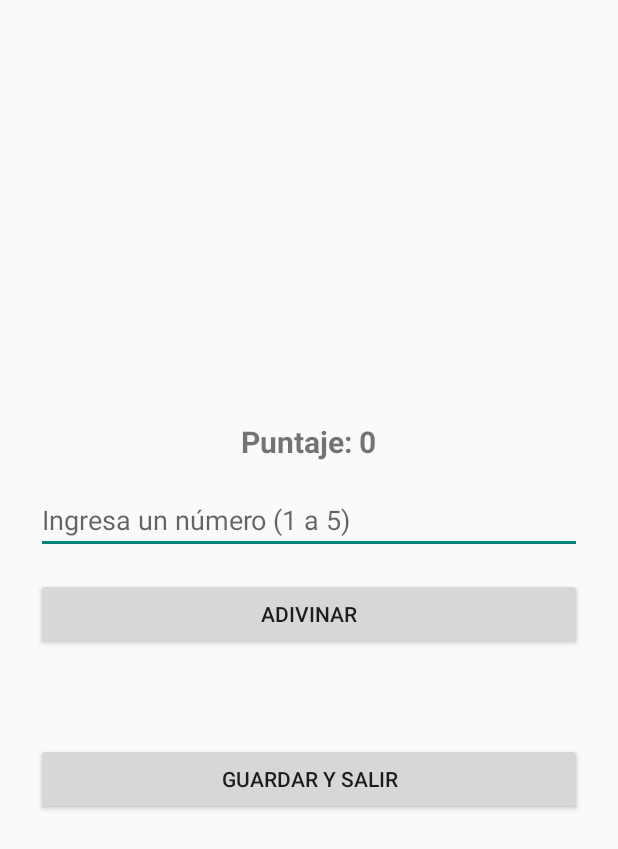
After one commit to Mauricitoxx/APLIMOVIL-TP2, an Android app built with Jetpack Compose: the GameActivity screen opened directly, with no data from a screen before it, on a phone screen of 412 x 824 dp. The commit adds this screen. Shown: the top 849 px of the screen. Run offline under Robolectric (Android 15) with nearby library versions, the light colour scheme and no system bars.

Commit message:
funcional pero feo

```diff
--- a/Actividad1/app/src/main/AndroidManifest.xml
+++ b/Actividad1/app/src/main/AndroidManifest.xml
@@ -31,6 +31,11 @@
             android:exported="true"
             android:label="Ranking"
             android:theme="@style/Theme.Aplicacion_Actividad1"/>
+        <activity android:name=".GameActivity"
+            android:exported="true"
+            android:label="Juego"
+            android:theme="@style/Theme.Aplicacion_Actividad1" />
+
     </application>
 
 </manifest>
--- /dev/null
+++ b/Actividad1/app/src/main/java/com/example/aplicacion_actividad1/GameActivity.kt
@@ -0,0 +1,91 @@
+package com.example.aplicacion_actividad1
+
+import android.content.ContentValues
+import android.os.Bundle
+import android.widget.*
+import androidx.appcompat.app.AppCompatActivity
+import kotlin.random.Random
+
+class GameActivity : AppCompatActivity() {
+
+    private lateinit var dbHelper: BaseDatos
+    private var userId: Int = -1
+    private var currentScore = 0
+    private var bestScore = 0
+    private var failedAttempts = 0
+    private lateinit var inputNumber: EditText
+    private lateinit var guessButton: Button
+    private lateinit var saveButton: Button
+    private lateinit var scoreText: TextView
+    private lateinit var feedbackText: TextView
+
+    override fun onCreate(savedInstanceState: Bundle?) {
+        super.onCreate(savedInstanceState)
+        setContentView(R.layout.juego_layout)
+
+        dbHelper = BaseDatos(this)
+        userId = intent.getIntExtra("userId", -1)
+
+        inputNumber = findViewById(R.id.input_number)
+        guessButton = findViewById(R.id.button_guess)
+        saveButton = findViewById(R.id.button_save)
+        scoreText = findViewById(R.id.text_score)
+        feedbackText = findViewById(R.id.text_feedback)
+
+        bestScore = getBestScoreFromDB()
+
+        guessButton.setOnClickListener {
+            val userInput = inputNumber.text.toString().toIntOrNull()
+
+            if (userInput == null || userInput !in 1..5) {
+                Toast.makeText(this, "Ingresa un número entre 1 y 5", Toast.LENGTH_SHORT).show()
+                return@setOnClickListener
+            }
+
+            val randomNumber = Random.nextInt(1, 6)
+            if (userInput == randomNumber) {
+                currentScore += 10
+                failedAttempts = 0
+                feedbackText.text = "¡Correcto! Número: $randomNumber"
+            } else {
+                failedAttempts++
+                feedbackText.text = "Incorrecto. Número: $randomNumber"
+            }
+
+            scoreText.text = "Puntaje: $currentScore"
+
+            if (failedAttempts >= 5) {
+                currentScore = 0
+                Toast.makeText(this, "¡Perdiste! 5 fallos seguidos.", Toast.LENGTH_LONG).show()
+                finish()
+            }
+        }
+
+        saveButton.setOnClickListener {
+            saveScoreToDB()
+            Toast.makeText(this, "Puntaje guardado", Toast.LENGTH_SHORT).show()
+            finish()
+        }
+    }
+
+    private fun getBestScoreFromDB(): Int {
+        val db = dbHelper.readableDatabase
+        val cursor = db.rawQuery("SELECT puntaje FROM jugadores WHERE id = ?", arrayOf(userId.toString()))
+        var score = 0
+        if (cursor.moveToFirst()) {
+            score = cursor.getInt(0)
+        }
+        cursor.close()
+        return score
+    }
+
+    private fun saveScoreToDB() {
+        if (currentScore > bestScore) {
+            val db = dbHelper.writableDatabase
+            val values = ContentValues().apply {
+                put("puntaje", currentScore)
+            }
+            db.update("jugadores", values, "id = ?", arrayOf(userId.toString()))
+        }
+    }
+}
--- /dev/null
+++ b/Actividad1/app/src/main/res/layout/juego_layout.xml
@@ -0,0 +1,49 @@
+<?xml version="1.0" encoding="utf-8"?>
+<LinearLayout
+    xmlns:android="http://schemas.android.com/apk/res/android"
+    android:layout_width="match_parent"
+    android:layout_height="match_parent"
+    android:orientation="vertical"
+    android:padding="24dp"
+    android:gravity="center">
+
+    <TextView
+        android:id="@+id/text_score"
+        android:layout_width="wrap_content"
+        android:layout_height="wrap_content"
+        android:text="Puntaje: 0"
+        android:textSize="20sp"
+        android:textStyle="bold"
+        android:layout_marginBottom="16dp"/>
+
+    <EditText
+        android:id="@+id/input_number"
+        android:layout_width="match_parent"
+        android:layout_height="wrap_content"
+        android:hint="Ingresa un número (1 a 5)"
+        android:inputType="number"
+        android:maxLines="1"
+        android:layout_marginBottom="16dp"/>
+
+    <Button
+        android:id="@+id/button_guess"
+        android:layout_width="match_parent"
+        android:layout_height="wrap_content"
+        android:text="Adivinar"
+        android:layout_marginBottom="16dp"/>
+
+    <TextView
+        android:id="@+id/text_feedback"
+        android:layout_width="wrap_content"
+        android:layout_height="wrap_content"
+        android:text=""
+        android:textSize="16sp"
+        android:layout_marginBottom="24dp"/>
+
+    <Button
+        android:id="@+id/button_save"
+        android:layout_width="match_parent"
+        android:layout_height="wrap_content"
+        android:text="Guardar y salir"/>
+
+</LinearLayout>
```
Also changed, not shown: Actividad1/app/src/main/java/com/example/aplicacion_actividad1/UserActivity.kt (+10 -1 lines).
